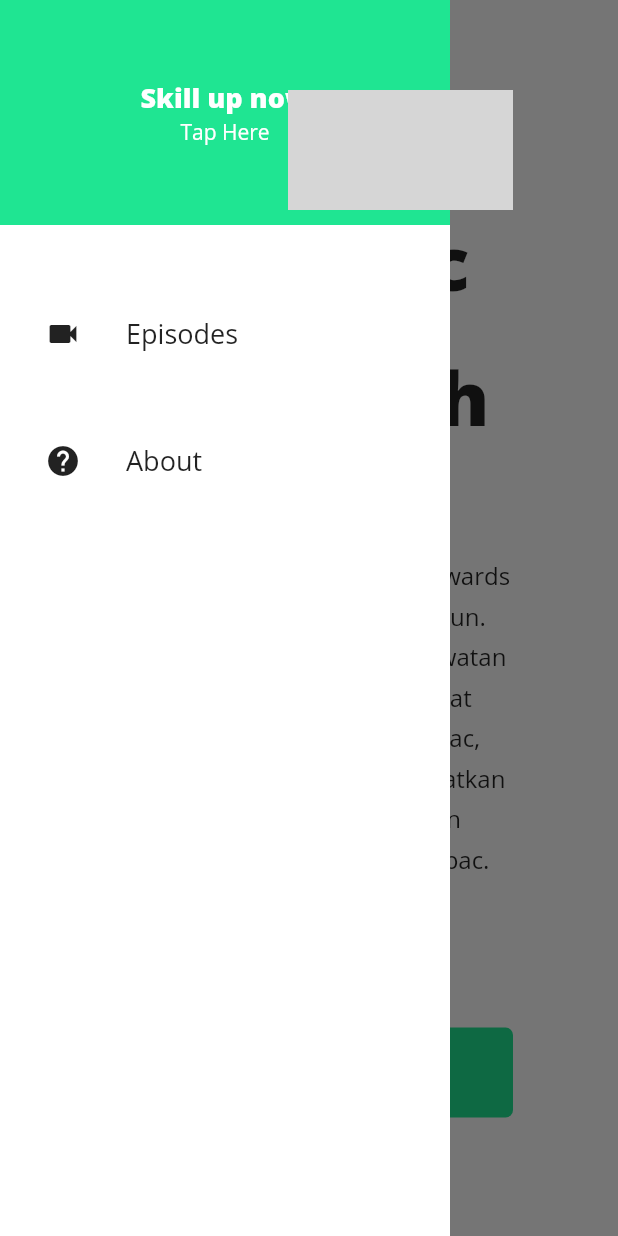
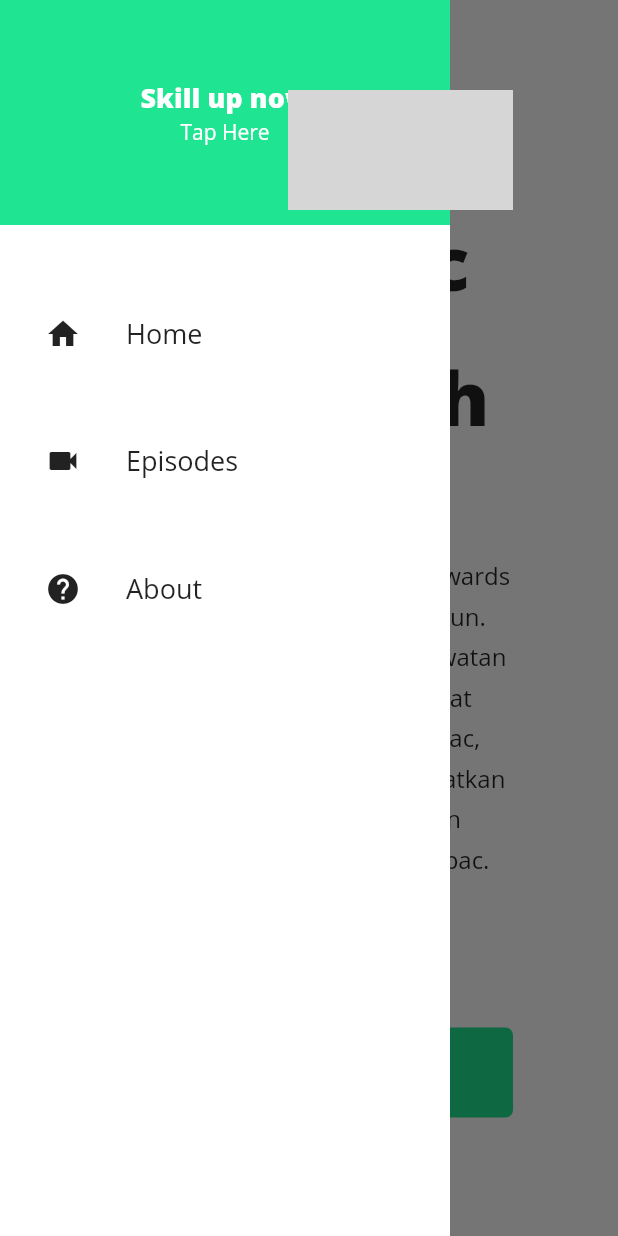
Before and after one commit to okta2510/responsive_web_flutter, a Flutter app: the screen it shows after launch, with the side drawer open, on a phone screen of 412 x 824 dp. Run offline on Flutter 3.47's test engine with Material 2 defaults, Android fonts, the phone set to English and light mode, and no system bars; our stand-ins replace get_it, responsive_builder; grey boxes are pictures that could not be loaded.

Commit message:
add home menu

```diff
--- a/lib/widget/navigation_bar/navbar_logo.dart
+++ b/lib/widget/navigation_bar/navbar_logo.dart
@@ -8,7 +8,7 @@ class NavBarLogo extends StatelessWidget {
     return SizedBox(
       height: 80,
       width: 150,
-      child: Image.asset('../assets/logo.png'),
+      child: Image.asset('assets/logo.png'),
     );
   }
 }
--- a/lib/widget/navigation_bar/navigation_bar_tablet_desktop.dart
+++ b/lib/widget/navigation_bar/navigation_bar_tablet_desktop.dart
@@ -17,6 +17,10 @@ class NavigationBarTabletDesktop extends StatelessWidget {
           Row(
             mainAxisSize: MainAxisSize.min,
             children: <Widget>[
+              NavBarItem('Home', HomeRoute),
+              SizedBox(
+                width: 60,
+              ),
               NavBarItem('Episodes', EpisodesRoute),
               SizedBox(
                 width: 60,
--- a/lib/widget/navigation_drawer/navigation_drawer.dart
+++ b/lib/widget/navigation_drawer/navigation_drawer.dart
@@ -17,6 +17,7 @@ class NavigationDrawer extends StatelessWidget {
       child: Column(
         children: <Widget>[
           NavigationDrawerHeader(),
+          DrawerItem('Home', Icons.home, HomeRoute),
           DrawerItem('Episodes', Icons.videocam, EpisodesRoute),
           DrawerItem('About', Icons.help, AboutRoute)
         ],
```
Also changed, not shown: 1 other file.
